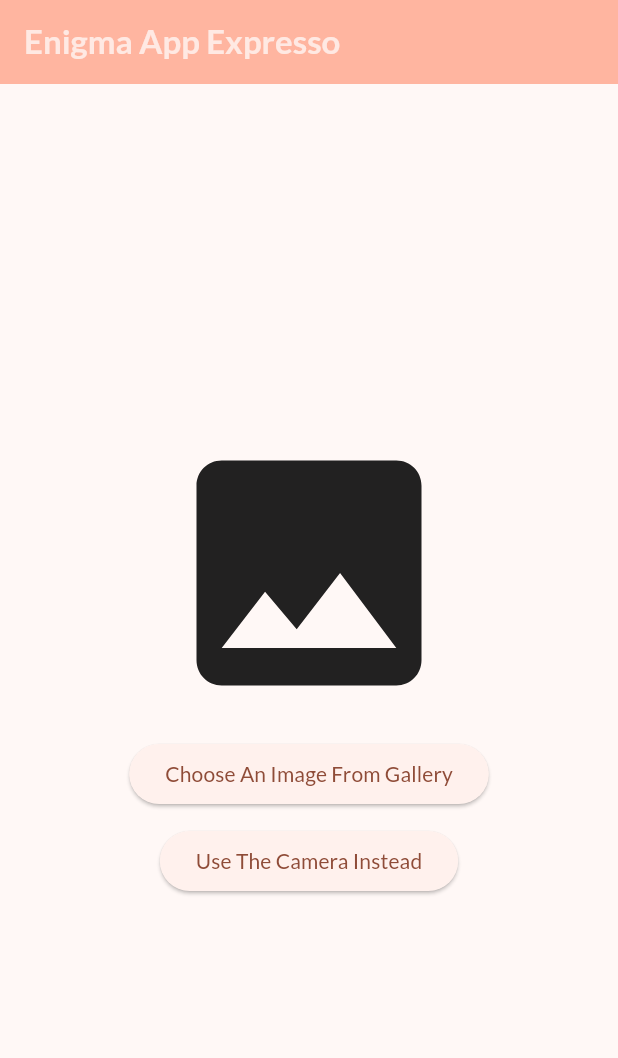
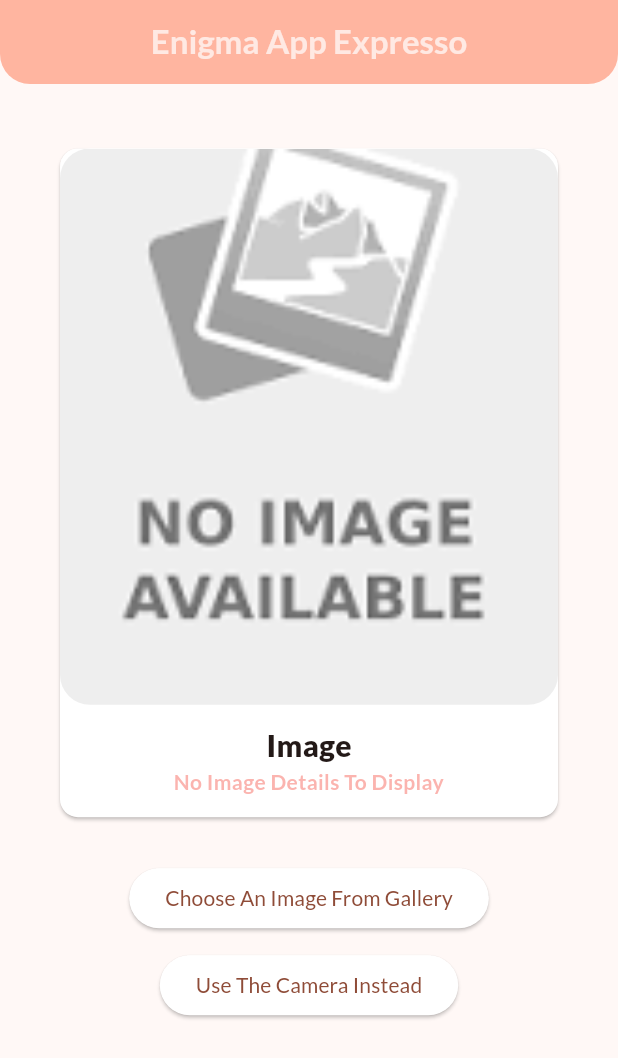
Before and after one commit to Chi-naza/crop_disease_checker, a Flutter app: the screen it shows after launch, on a phone screen of 412 x 824 dp. Shown: the top 1058 px of the screen. Run offline on Flutter 3.47's test engine with Material 3 defaults, Android fonts, the phone set to English and light mode, and no system bars; our stand-ins replace google_fonts, image_picker.

Commit message:
Worked on the view and UI of capture screen

```diff
--- a/lib/main.dart
+++ b/lib/main.dart
@@ -47,6 +47,7 @@
     return Scaffold(
       appBar: AppBar(
         backgroundColor: Theme.of(context).colorScheme.inversePrimary,
+        centerTitle: true,
         title: Text(
           "Enigma App Expresso",
           style: TextStyle(
@@ -54,57 +55,120 @@
             fontWeight: FontWeight.bold,
           ),
         ),
+        shape: const RoundedRectangleBorder(
+          borderRadius: BorderRadius.only(
+            bottomLeft: Radius.circular(20),
+            bottomRight: Radius.circular(20),
           ),
-      body: Center(
+        ),
+      ),
+      body: SingleChildScrollView(
+        child: Center(
           child: Column(
             mainAxisAlignment: MainAxisAlignment.center,
             children: <Widget>[
+              const SizedBox(height: 43),
               _image == null
-                ? const Icon(
-                    Icons.image,
-                    size: 200,
-                  )
-                : Card(
-                    margin: const EdgeInsets.symmetric(horizontal: 30),
+                  ? Card(
+                      color: Colors.white,
+                      margin: const EdgeInsets.symmetric(horizontal: 40),
                       child: Column(
                         children: [
                           Container(
+                            // margin: EdgeInsets.all(10),
+                            // width: MediaQuery.of(context).size.width,
+                            height: MediaQuery.of(context).size.height * 0.45,
                             decoration: BoxDecoration(
+                              color: Colors.white,
                               borderRadius: BorderRadius.circular(20),
+                              image: const DecorationImage(
+                                  image:
+                                      AssetImage("assets/images/noimage.png"),
+                                  fit: BoxFit.cover),
                             ),
-                            child: Image.file(_image!)),
+                            // child: Image.file(_image!),
+                          ),
                           const SizedBox(height: 13),
                           const Text(
                             'Image',
                             style: TextStyle(
-                            fontSize: 15,
+                              fontSize: 20,
                               fontWeight: FontWeight.w900,
                             ),
                           ),
-                        Text(
+                          Padding(
+                            padding:
+                                const EdgeInsets.symmetric(horizontal: 8.0),
+                            child: Text(
+                              "No Image Details To Display",
+                              textAlign: TextAlign.center,
+                              style: TextStyle(
+                                fontSize: 14,
+                                color: Colors.red.withOpacity(0.4),
+                                fontWeight: FontWeight.bold,
+                              ),
+                            ),
+                          ),
+                          const SizedBox(height: 13),
+                        ],
+                      ),
+                    )
+                  : Card(
+                      color: Colors.white,
+                      margin: const EdgeInsets.symmetric(horizontal: 40),
+                      child: Column(
+                        children: [
+                          Container(
+                            height: MediaQuery.of(context).size.height * 0.45,
+                            decoration: BoxDecoration(
+                              borderRadius: BorderRadius.circular(20),
+                              image: DecorationImage(
+                                  image: FileImage(_image!), fit: BoxFit.cover),
+                            ),
+                            // child: Image.file(_image!),
+                          ),
+                          const SizedBox(height: 10),
+                          const Text(
+                            'Image',
+                            style: TextStyle(
+                              fontSize: 20,
+                              fontWeight: FontWeight.w900,
+                            ),
+                          ),
+                          Padding(
+                            padding:
+                                const EdgeInsets.symmetric(horizontal: 8.0),
+                            child: Text(
                               _image!.path,
                               textAlign: TextAlign.center,
+                              maxLines: 2,
+                              overflow: TextOverflow.ellipsis,
                               style: const TextStyle(
-                            fontSize: 11,
+                                fontSize: 14,
                                 color: Colors.green,
                                 fontWeight: FontWeight.bold,
+                              ),
                             ),
                           ),
                           const SizedBox(height: 13),
                         ],
                       ),
                     ),
-            const SizedBox(height: 10),
+              const SizedBox(height: 30),
               ElevatedButton(
                 onPressed: pickAnImage,
+                style: ElevatedButton.styleFrom(backgroundColor: Colors.white),
                 child: const Text('Choose An Image From Gallery'),
               ),
               const SizedBox(height: 10),
               ElevatedButton(
                 onPressed: () => pickAnImage(fromCamera: true),
+                style: ElevatedButton.styleFrom(backgroundColor: Colors.white),
                 child: const Text('Use The Camera Instead'),
               ),
+              const SizedBox(height: 30),
             ],
+          ),
         ),
       ),
     );
```
Also changed, not shown: pubspec.yaml (+3 -43 lines), assets/images/imgno.png (added), assets/images/noimage.png (added), 1 other file. Lines whose indentation alone changed are shown as unchanged.
